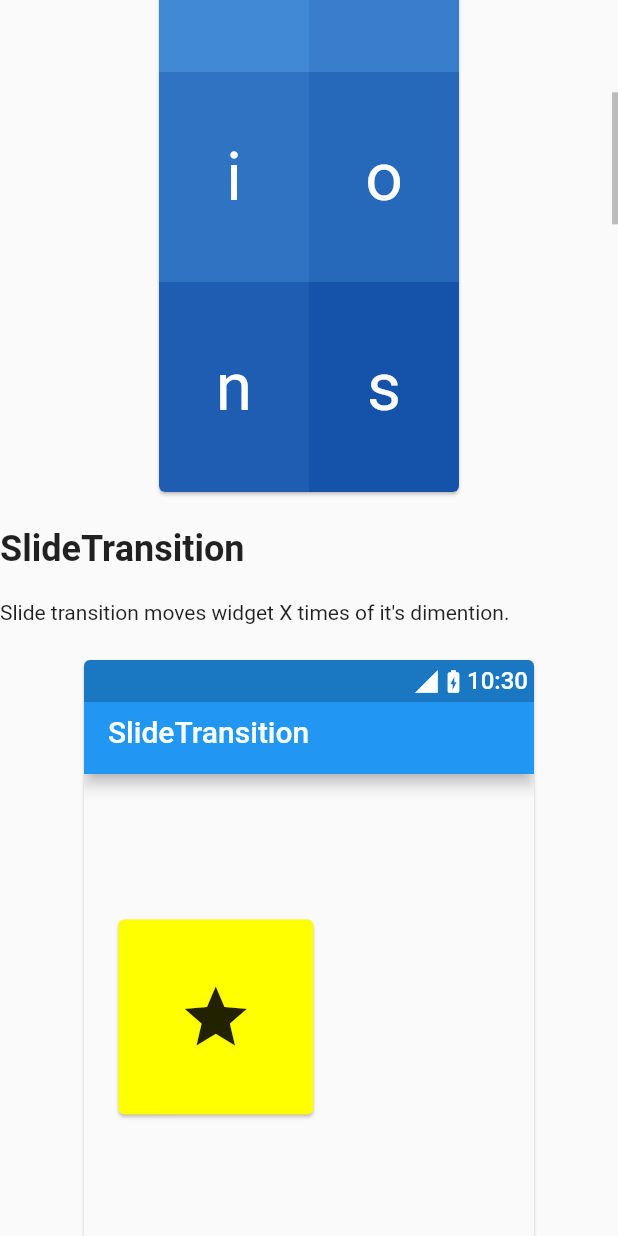
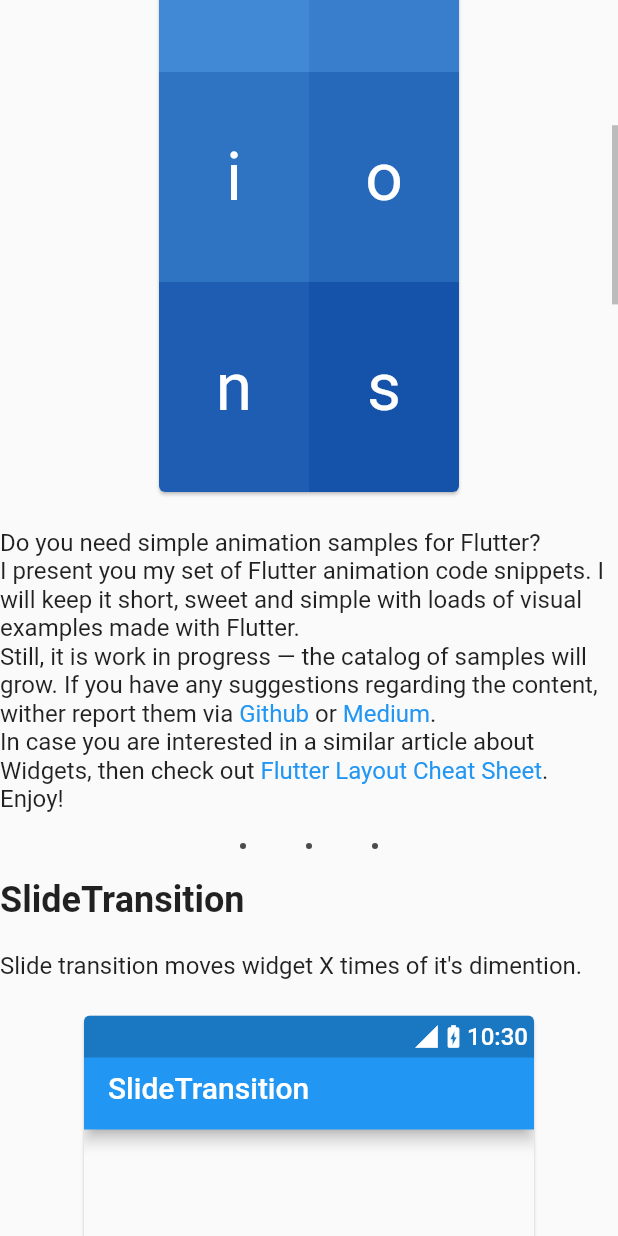
Before and after one commit to tomaszpolanski/flutter-animations, a Flutter app: the screen it shows after launch, scrolled down 576 dp, on a phone screen of 412 x 824 dp. Run offline on Flutter 3.47's test engine with Material 2 defaults, Android fonts, the phone set to English and light mode, and no system bars; project files that could hold a hidden picture were left out.

Commit message:
Adding description

```diff
--- a/lib/animations_cheat_sheet.dart
+++ b/lib/animations_cheat_sheet.dart
@@ -1,7 +1,9 @@
-import 'package:animation_cheat_page/shared/animation_builder.dart';
 import 'package:animation_cheat_page/shared/interop.dart';
 import 'package:animation_cheat_page/shared/material_import.dart';
 import 'package:animation_cheat_page/shared/section.dart';
+import 'package:animation_cheat_page/shared/ui/description.dart';
+import 'package:animation_cheat_page/shared/ui/header.dart';
+import 'package:animation_cheat_page/shared/ui/separator.dart';
 import 'package:animation_cheat_page/transitions/all_transitions.dart';
 
 class AnimationCheatSheet extends StatelessWidget {
@@ -109,11 +111,13 @@ class __AnimationProviderState extends State<_AnimationProvider>
       child: ListView(
         children: [
           Align(
-            child: _Header(
+            child: Header(
               'Animations',
               animation: _headerController,
             ),
           ),
+          const Align(child: Description()),
+          const Align(child: Separator()),
           for (final example in allTransitions)
             Section(
               title: example.title,
@@ -129,92 +133,3 @@ class __AnimationProviderState extends State<_AnimationProvider>
     );
   }
 }
-
-class _Header extends StatelessWidget {
-  _Header(
-    String text, {
-    @required this.animation,
-    Key key,
-  })  : letters = text.split(''),
-        super(key: key);
-
-  final Animation<double> animation;
-  final List<String> letters;
-
-  @override
-  Widget build(BuildContext context) {
-    final children = [
-      for (var i = 0; i < letters.length; i++)
-        Container(
-          height: 140,
-          width: 100,
-          color: Color.lerp(
-            const Color(0xFF64B5F6),
-            const Color(0xFF0C47A1),
-            i / letters.length,
-          ),
-          child: Center(
-            child: WrappedAnimatedBuilder<double>(
-              animation: Tween<double>(
-                begin: 0,
-                end: 1,
-              ).animate(
-                CurvedAnimation(
-                  parent: animation,
-                  curve: Interval(
-                    (i / 2) / letters.length,
-                    (1 + i) / letters.length,
-                    curve: Curves.ease,
-                  ),
-                ),
-              ),
-              builder: (context, animation, child) {
-                return FadeTransition(
-                  opacity: animation,
-                  child: SlideTransition(
-                    position: animation.drive(Tween<Offset>(
-                      begin: const Offset(-1, 0),
-                      end: const Offset(0, 0),
-                    )),
-                    child: child,
-                  ),
-                );
-              },
-              child: Text(
-                letters[i],
-                style: TextStyle(
-                  color: Colors.white,
-                  fontSize: 44,
-                ),
-              ),
-            ),
-          ),
-        ),
-    ];
-    final screenWidth = MediaQuery.of(context).size.width;
-    final rowCount = screenWidth > 1080 ? 1 : screenWidth > 600 ? 2 : 5;
-    return Padding(
-      padding: const EdgeInsets.all(20),
-      child: Card(
-        clipBehavior: Clip.antiAlias,
-        child: Column(
-          children: [
-            const Padding(
-              padding: EdgeInsets.symmetric(vertical: 20),
-              child: FlutterLogo(size: 140),
-            ),
-            for (int i = 0; i < rowCount; i++)
-              Row(
-                mainAxisSize: MainAxisSize.min,
-                mainAxisAlignment: MainAxisAlignment.start,
-                children: children.sublist(
-                  i * (children.length / rowCount).round(),
-                  (i + 1) * (children.length / rowCount).round(),
-                ),
-              ),
-          ],
-        ),
-      ),
-    );
-  }
-}
--- a/lib/shared/section.dart
+++ b/lib/shared/section.dart
@@ -3,6 +3,7 @@ import 'package:animation_cheat_page/shared/code/code_button.dart';
 import 'package:animation_cheat_page/shared/frame.dart';
 import 'package:animation_cheat_page/shared/interop.dart';
 import 'package:animation_cheat_page/shared/material_import.dart';
+import 'package:animation_cheat_page/shared/ui/separator.dart';
 
 class Section extends StatefulWidget {
   const Section({
@@ -64,7 +65,7 @@ class _SectionState extends State<Section> with SingleTickerProviderStateMixin {
             ),
             const SizedBox(height: 20),
             DefaultTextStyle.merge(
-              style: Theme.of(context).textTheme.body1,
+              style: Theme.of(context).textTheme.subhead,
               child: widget.body,
             ),
             const SizedBox(height: 20),
@@ -107,24 +108,7 @@ class _SectionState extends State<Section> with SingleTickerProviderStateMixin {
               ),
             ),
             if (_code != null) CodeBlock(_code),
-            Align(
-              child: Row(
-                mainAxisSize: MainAxisSize.min,
-                crossAxisAlignment: CrossAxisAlignment.center,
-                children: <Widget>[
-                  for (var i = 0; i < 3; i++)
-                    Container(
-                      height: 8,
-                      width: 8,
-                      margin: const EdgeInsets.all(20),
-                      decoration: BoxDecoration(
-                        shape: BoxShape.circle,
-                        color: Colors.black.withOpacity(0.7),
-                      ),
-                    )
-                ],
-              ),
-            )
+            const Align(child: Separator())
           ],
         ),
       ),
--- /dev/null
+++ b/lib/shared/ui/description.dart
@@ -0,0 +1,68 @@
+import 'package:animation_cheat_page/shared/interop.dart';
+import 'package:animation_cheat_page/shared/material_import.dart';
+import 'package:flutter/cupertino.dart';
+import 'package:flutter/gestures.dart';
+
+class Description extends StatelessWidget {
+  const Description({Key key}) : super(key: key);
+
+  @override
+  Widget build(BuildContext context) {
+    return Align(
+      child: SizedBox(
+        width: 600,
+        child: RichText(
+          text: TextSpan(style: Theme.of(context).textTheme.subhead, children: [
+            const TextSpan(
+              text: 'Do you need simple animation samples for Flutter?\n'
+                  'I present you my set of Flutter animation code snippets. '
+                  'I will keep it short, sweet and simple with loads of visual examples made with Flutter.\n'
+                  'Still, it is work in progress — the catalog of samples will grow. '
+                  'If you have any suggestions regarding the content, wither report them via ',
+            ),
+            TextSpan(
+              text: 'Github',
+              style: TextStyle(color: Theme.of(context).accentColor),
+              recognizer: TapGestureRecognizer()
+                ..onTap = () {
+                  if (isBrowser) {
+                    window.open(
+                        'https://github.com/tomaszpolanski/flutter-animations/issues',
+                        'Report an issue');
+                  }
+                },
+            ),
+            const TextSpan(text: ' or '),
+            TextSpan(
+              text: 'Medium',
+              style: TextStyle(color: Theme.of(context).accentColor),
+              recognizer: TapGestureRecognizer()
+                ..onTap = () {
+                  if (isBrowser) {
+                    window.open(
+                        'Flutter Animations Cheat Sheet', 'Report an issue');
+                  }
+                },
+            ),
+            const TextSpan(
+                text: '.\nIn case you are interested '
+                    'in a similar article about Widgets, then check out '),
+            TextSpan(
+              text: 'Flutter Layout Cheat Sheet',
+              style: TextStyle(color: Theme.of(context).accentColor),
+              recognizer: TapGestureRecognizer()
+                ..onTap = () {
+                  if (isBrowser) {
+                    window.open(
+                        'https://medium.com/flutter-community/flutter-layout-cheat-sheet-5363348d037e',
+                        'Flutter Layout Cheat Sheet');
+                  }
+                },
+            ),
+            const TextSpan(text: '.\nEnjoy!'),
+          ]),
+        ),
+      ),
+    );
+  }
+}
--- /dev/null
+++ b/lib/shared/ui/header.dart
@@ -0,0 +1,91 @@
+import 'package:animation_cheat_page/shared/animation_builder.dart';
+import 'package:animation_cheat_page/shared/material_import.dart';
+
+class Header extends StatelessWidget {
+  Header(
+    String text, {
+    @required this.animation,
+    Key key,
+  })  : letters = text.split(''),
+        super(key: key);
+
+  final Animation<double> animation;
+  final List<String> letters;
+
+  @override
+  Widget build(BuildContext context) {
+    final children = [
+      for (var i = 0; i < letters.length; i++)
+        Container(
+          height: 140,
+          width: 100,
+          color: Color.lerp(
+            const Color(0xFF64B5F6),
+            const Color(0xFF0C47A1),
+            i / letters.length,
+          ),
+          child: Center(
+            child: WrappedAnimatedBuilder<double>(
+              animation: Tween<double>(
+                begin: 0,
+                end: 1,
+              ).animate(
+                CurvedAnimation(
+                  parent: animation,
+                  curve: Interval(
+                    (i / 2) / letters.length,
+                    (1 + i) / letters.length,
+                    curve: Curves.ease,
+                  ),
+                ),
+              ),
+              builder: (context, animation, child) {
+                return FadeTransition(
+                  opacity: animation,
+                  child: SlideTransition(
+                    position: animation.drive(Tween<Offset>(
+                      begin: const Offset(-1, 0),
+                      end: const Offset(0, 0),
+                    )),
+                    child: child,
+                  ),
+                );
+              },
+              child: Text(
+                letters[i],
+                style: TextStyle(
+                  color: Colors.white,
+                  fontSize: 44,
+                ),
+              ),
+            ),
+          ),
+        ),
+    ];
+    final screenWidth = MediaQuery.of(context).size.width;
+    final rowCount = screenWidth > 1080 ? 1 : screenWidth > 600 ? 2 : 5;
+    return Padding(
+      padding: const EdgeInsets.all(20),
+      child: Card(
+        clipBehavior: Clip.antiAlias,
+        child: Column(
+          children: [
+            const Padding(
+              padding: EdgeInsets.symmetric(vertical: 20),
+              child: FlutterLogo(size: 140),
+            ),
+            for (int i = 0; i < rowCount; i++)
+              Row(
+                mainAxisSize: MainAxisSize.min,
+                mainAxisAlignment: MainAxisAlignment.start,
+                children: children.sublist(
+                  i * (children.length / rowCount).round(),
+                  (i + 1) * (children.length / rowCount).round(),
+                ),
+              ),
+          ],
+        ),
+      ),
+    );
+  }
+}
--- /dev/null
+++ b/lib/shared/ui/separator.dart
@@ -0,0 +1,25 @@
+import 'package:animation_cheat_page/shared/material_import.dart';
+
+class Separator extends StatelessWidget {
+  const Separator({Key key}) : super(key: key);
+
+  @override
+  Widget build(BuildContext context) {
+    return Row(
+      mainAxisSize: MainAxisSize.min,
+      crossAxisAlignment: CrossAxisAlignment.center,
+      children: <Widget>[
+        for (var i = 0; i < 3; i++)
+          Container(
+            height: 4,
+            width: 4,
+            margin: const EdgeInsets.all(20),
+            decoration: BoxDecoration(
+              shape: BoxShape.circle,
+              color: Colors.black.withOpacity(0.7),
+            ),
+          )
+      ],
+    );
+  }
+}
```
